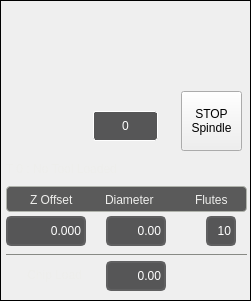
The window that mindovercncmill/widgets/spindle_widget.ui (85vmh/mindovercncmill) describes before a commit, drawn with Qt 5.
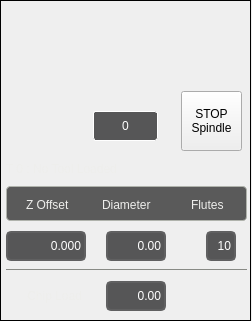
The same window after the commit. Icons and pictures are not drawn. Custom widgets are drawn as their Qt base class.

Commit message: added smart_dro widget

Patch:
```diff
--- a/mindovercncmill/widgets/spindle_widget.ui
+++ b/mindovercncmill/widgets/spindle_widget.ui
@@ -6,8 +6,8 @@
    <rect>
     <x>0</x>
     <y>0</y>
-    <width>251</width>
-    <height>301</height>
+    <width>252</width>
+    <height>321</height>
    </rect>
   </property>
   <property name="windowTitle">
@@ -19,9 +19,15 @@
      <x>0</x>
      <y>0</y>
      <width>251</width>
-     <height>301</height>
+     <height>321</height>
     </rect>
    </property>
+   <property name="minimumSize">
+    <size>
+     <width>251</width>
+     <height>321</height>
+    </size>
+   </property>
    <property name="styleSheet">
     <string notr="true">.VCPStackedWidget {
     border-style: solid;
@@ -823,100 +829,11 @@
       <string>{:.0f}</string>
      </property>
     </widget>
-    <widget class="QFrame" name="frame_6">
-     <property name="geometry">
-      <rect>
-       <x>5</x>
-       <y>185</y>
-       <width>241</width>
-       <height>26</height>
-      </rect>
-     </property>
-     <property name="styleSheet">
-      <string notr="true">.QFrame{
-    border-style: solid;
-    border-color: rgb(176, 179,172);
-    border-width: 1px;
-    border-radius: 4px;
-    background-color: rgb(90, 90, 90);
-    padding: -5px;
-}</string>
-     </property>
-     <property name="frameShape">
-      <enum>QFrame::StyledPanel</enum>
-     </property>
-     <property name="frameShadow">
-      <enum>QFrame::Raised</enum>
-     </property>
-     <widget class="QLabel" name="label_12">
-      <property name="geometry">
-       <rect>
-        <x>95</x>
-        <y>5</y>
-        <width>71</width>
-        <height>17</height>
-       </rect>
-      </property>
-      <property name="styleSheet">
-       <string notr="true">QLabel{
-    color: rgb(238, 238, 236);
-	font: 14pt &quot;Bebas Kai&quot;;
-    padding-left: 1px;
-    padding-right: 1px;
-}</string>
-      </property>
-      <property name="text">
-       <string>Diameter</string>
-      </property>
-     </widget>
-     <widget class="QLabel" name="label_14">
-      <property name="geometry">
-       <rect>
-        <x>185</x>
-        <y>5</y>
-        <width>51</width>
-        <height>17</height>
-       </rect>
-      </property>
-      <property name="styleSheet">
-       <string notr="true">QLabel{
-    color: rgb(238, 238, 236);
-	font: 14pt &quot;Bebas Kai&quot;;
-    padding-left: 1px;
-    padding-right: 1px;
-}</string>
-      </property>
-      <property name="text">
-       <string>Flutes</string>
-      </property>
-     </widget>
-     <widget class="QLabel" name="label_15">
-      <property name="geometry">
-       <rect>
-        <x>20</x>
-        <y>5</y>
-        <width>66</width>
-        <height>17</height>
-       </rect>
-      </property>
-      <property name="styleSheet">
-       <string notr="true">QLabel{
-    color: rgb(238, 238, 236);
-	font: 14pt &quot;Bebas Kai&quot;;
-    padding-left: 1px;
-    padding-right: 1px;
-}</string>
-      </property>
-      <property name="text">
-       <string>Z Offset</string>
-      </property>
-     </widget>
-    </widget>
     <widget class="StatusLabel" name="statuslabel_zOffset_6">
      <property name="geometry">
       <rect>
        <x>105</x>
-       <y>215</y>
+       <y>230</y>
        <width>60</width>
        <height>30</height>
       </rect>
@@ -967,7 +884,7 @@
      <property name="geometry">
       <rect>
        <x>5</x>
-       <y>215</y>
+       <y>230</y>
        <width>80</width>
        <height>30</height>
       </rect>
@@ -1018,7 +935,7 @@
      <property name="geometry">
       <rect>
        <x>205</x>
-       <y>215</y>
+       <y>230</y>
        <width>30</width>
        <height>30</height>
       </rect>
@@ -1069,7 +986,7 @@
      <property name="geometry">
       <rect>
        <x>5</x>
-       <y>245</y>
+       <y>260</y>
        <width>241</width>
        <height>16</height>
       </rect>
@@ -1088,9 +1005,9 @@
      <property name="geometry">
       <rect>
        <x>5</x>
-       <y>265</y>
+       <y>280</y>
        <width>76</width>
-       <height>17</height>
+       <height>30</height>
       </rect>
      </property>
      <property name="styleSheet">
@@ -1110,9 +1027,9 @@
      <property name="geometry">
       <rect>
        <x>175</x>
-       <y>260</y>
+       <y>280</y>
        <width>66</width>
-       <height>26</height>
+       <height>30</height>
       </rect>
      </property>
      <property name="sizePolicy">
@@ -1138,7 +1055,7 @@
      <property name="geometry">
       <rect>
        <x>105</x>
-       <y>260</y>
+       <y>280</y>
        <width>60</width>
        <height>30</height>
       </rect>
@@ -1256,6 +1173,89 @@
       <bool>true</bool>
      </property>
     </widget>
+    <widget class="QFrame" name="frame_2">
+     <property name="geometry">
+      <rect>
+       <x>5</x>
+       <y>185</y>
+       <width>241</width>
+       <height>35</height>
+      </rect>
+     </property>
+     <property name="styleSheet">
+      <string notr="true">.QFrame{
+    border-style: solid;
+    border-color: rgb(176, 179,172);
+    border-width: 1px;
+    border-radius: 4px;
+    background-color: rgb(90, 90, 90);
+    padding: -5px;
+}</string>
+     </property>
+     <property name="frameShape">
+      <enum>QFrame::StyledPanel</enum>
+     </property>
+     <property name="frameShadow">
+      <enum>QFrame::Raised</enum>
+     </property>
+     <widget class="QLabel" name="label_32">
+      <property name="geometry">
+       <rect>
+        <x>20</x>
+        <y>10</y>
+        <width>66</width>
+        <height>17</height>
+       </rect>
+      </property>
+      <property name="styleSheet">
+       <string notr="true">QLabel{
+    color: rgb(238, 238, 236);
+	font: 16pt &quot;Bebas Kai&quot;;
+}</string>
+      </property>
+      <property name="text">
+       <string>Z Offset</string>
+      </property>
+     </widget>
+     <widget class="QLabel" name="label_33">
+      <property name="geometry">
+       <rect>
+        <x>96</x>
+        <y>10</y>
+        <width>71</width>
+        <height>17</height>
+       </rect>
+      </property>
+      <property name="styleSheet">
+       <string notr="true">QLabel{
+    color: rgb(238, 238, 236);
+	font: 16pt &quot;Bebas Kai&quot;;
+}</string>
+      </property>
+      <property name="text">
+       <string>Diameter</string>
+      </property>
+     </widget>
+     <widget class="QLabel" name="label_34">
+      <property name="geometry">
+       <rect>
+        <x>185</x>
+        <y>10</y>
+        <width>51</width>
+        <height>17</height>
+       </rect>
+      </property>
+      <property name="styleSheet">
+       <string notr="true">QLabel{
+    color: rgb(238, 238, 236);
+	font: 16pt &quot;Bebas Kai&quot;;
+}</string>
+      </property>
+      <property name="text">
+       <string>Flutes</string>
+      </property>
+     </widget>
+    </widget>
    </widget>
    <widget class="QWidget" name="page_noToolLoaded">
     <widget class="QLabel" name="label">
```
Left out of the diff: 188 changed lines with no effect on the pictures. The commit also changes 6 other files.
